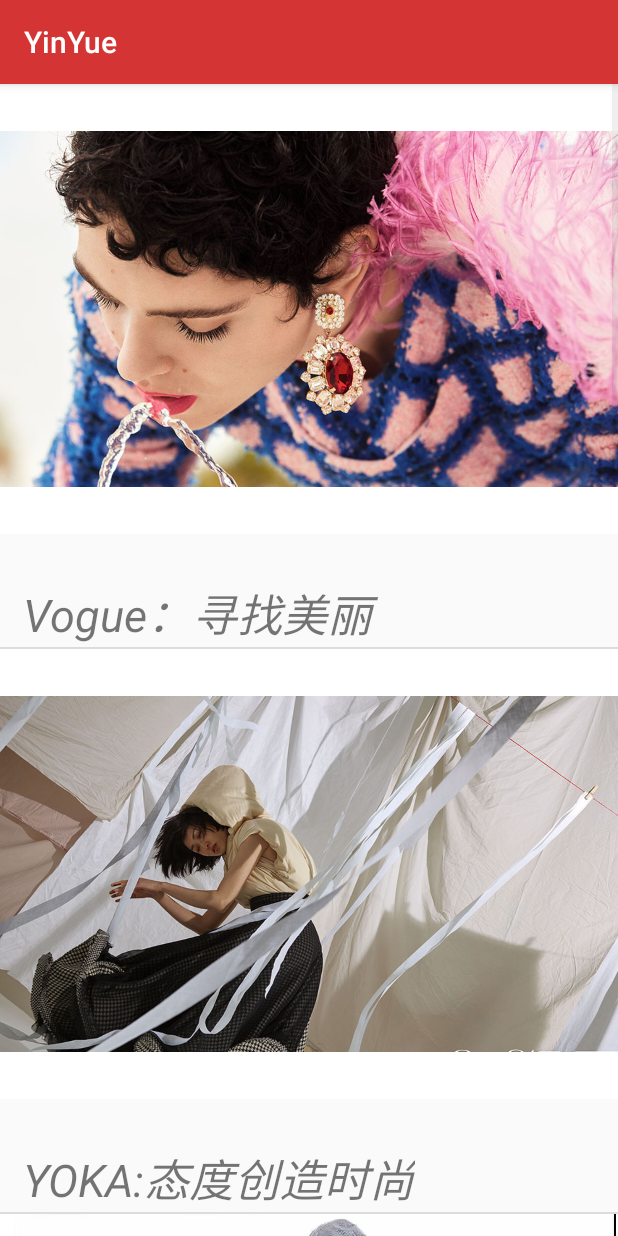
After one commit to zhangtangqm/YinYue, an Android app: the FashionListActivity screen opened directly, with no data from a screen before it, on a phone screen of 412 x 824 dp. The commit adds this screen. Run offline under Robolectric (Android 15) with nearby library versions, the phone set to English and light mode, and no system bars.

Commit message:
阅读界面中时尚部分的listView

```diff
--- a/app/src/main/AndroidManifest.xml
+++ b/app/src/main/AndroidManifest.xml
@@ -25,6 +25,7 @@
         <activity android:name=".activities.AddRecordActivity" />
         <activity android:name=".activities.ShowRecordListActivity" />
         <activity android:name=".activities.ReadActivity" />
+        <activity android:name=".activities.FashionListActivity"></activity>
     </application>
 
 </manifest>
--- /dev/null
+++ b/app/src/main/java/cn/edu/swufe/yinyue/activities/FashionListActivity.java
@@ -0,0 +1,124 @@
+package cn.edu.swufe.yinyue.activities;
+
+import android.content.Intent;
+import android.net.Uri;
+import android.support.v7.app.AppCompatActivity;
+import android.os.Bundle;
+import android.view.View;
+import android.widget.AdapterView;
+import android.widget.ListView;
+import android.widget.SimpleAdapter;
+
+import java.util.ArrayList;
+import java.util.HashMap;
+import java.util.List;
+import java.util.Map;
+
+import cn.edu.swufe.yinyue.R;
+
+public class FashionListActivity extends AppCompatActivity {
+    private ListView mFashionListView;
+    private List<Map<String,Object>> data;//集合
+    private String[] app={"Vogue：寻找美丽  ","YOKA:态度创造时尚","ELLE：世界时尚","cosmopolitan:属于你的时尚","L'OFFICIEL:时尚高八度","TrendsGroup:敢于不完美"};//ListView中Item的每一项
+    @Override
+    protected void onCreate(Bundle savedInstanceState) {
+        super.onCreate(savedInstanceState);
+        setContentView(R.layout.activity_fashion_list);
+
+       mFashionListView= (ListView)findViewById(R.id.fashionListView);
+        data=new ArrayList<>();
+
+
+        SimpleAdapter sim_adapter=new SimpleAdapter(this,getData(),R.layout.fashion_list_item,new String[]{"img","text"},new int[]{R.id.fashion_view,R.id.fashion_text});
+        //把listView与sim_adapter适配器绑定
+        mFashionListView.setAdapter(sim_adapter);
+        //实现listview列表项的点击事件
+        mFashionListView.setOnItemClickListener(new AdapterView.OnItemClickListener() {
+            @Override
+            public void onItemClick(AdapterView<?> adapterView, View view, int i, long l) {
+                switch (i){  //用swith的方法实现item的每一项的点击
+                    case 0:
+                        Uri uri = Uri.parse("http://www.vogue.com.cn/");//url为链接的地址
+                        Intent intent;
+                        intent = new Intent(Intent.ACTION_VIEW,uri);
+                        startActivity(intent);
+                        break;
+
+                    case 1://0代表第一行的点击
+
+                        Uri uri2 = Uri.parse("http://www.yoka.com/");
+                        Intent intent2;
+                        intent2 = new Intent(Intent.ACTION_VIEW,uri2);
+                        startActivity(intent2);
+
+                        break;
+                    case 2:
+
+                        Uri uri3 = Uri.parse("http://mini-s3.ellechina.com/maintenance/");
+                        Intent intent3;
+                        intent3 = new Intent(Intent.ACTION_VIEW,uri3);
+                        startActivity(intent3);
+
+                        break;
+                    case 3:
+
+                        Uri uri4 = Uri.parse("http://www.cosmopolitan.com.cn/");
+                        Intent intent4;
+                        intent4 = new Intent(Intent.ACTION_VIEW,uri4);
+                        startActivity(intent4);
+                        break;
+                    case 4:
+
+                        Uri uri5 = Uri.parse("http://www.lofficiel.cn/");
+                        Intent intent5;
+                        intent5 = new Intent(Intent.ACTION_VIEW,uri5);
+                        startActivity(intent5);
+                        break;
+                    case 5:
+
+                        Uri uri6 = Uri.parse("http://www.trendsgroup.com.cn/");
+                        Intent intent6;
+                        intent6 = new Intent(Intent.ACTION_VIEW,uri6);
+                        startActivity(intent6);
+                        break;
+                }
+            }
+        });
+    }
+    public List<Map<String,Object>> getData() {//第二个参数
+        for (int i=0;i<app.length;i++) {
+            Map<String, Object> map = new HashMap<>();
+            if (i == 0) {
+                map.put("img", R.mipmap.fashion_a);
+                map.put("text", app[i]);
+                data.add(map);
+            }
+            else if(i == 1) {
+                map.put("img", R.mipmap.fashion_c);
+                map.put("text", app[i]);
+                data.add(map);
+            }
+            else if(i == 2) {
+                map.put("img", R.mipmap.fashion_f);
+                map.put("text", app[i]);
+                data.add(map);
+            }
+            else if(i == 3) {
+                map.put("img", R.mipmap.fashion_d);
+                map.put("text", app[i]);
+                data.add(map);
+            }
+            else if(i == 4) {
+                map.put("img", R.mipmap.fashion_e);
+                map.put("text", app[i]);
+                data.add(map);
+            }
+            else {
+                map.put("img", R.mipmap.fashion_f);
+                map.put("text", app[i]);
+                data.add(map);
+            }
+        }
+        return data;
+    }
+}
--- /dev/null
+++ b/app/src/main/res/layout/activity_fashion_list.xml
@@ -0,0 +1,15 @@
+<?xml version="1.0" encoding="utf-8"?>
+<LinearLayout xmlns:android="http://schemas.android.com/apk/res/android"
+    xmlns:app="http://schemas.android.com/apk/res-auto"
+    xmlns:tools="http://schemas.android.com/tools"
+    android:layout_width="match_parent"
+    android:layout_height="match_parent"
+    android:orientation="vertical"
+    tools:context=".activities.FashionListActivity">
+
+    <ListView
+        android:layout_width="wrap_content"
+        android:layout_height="wrap_content"
+        android:id="@+id/fashionListView"
+        ></ListView>
+</LinearLayout>
--- /dev/null
+++ b/app/src/main/res/layout/fashion_list_item.xml
@@ -0,0 +1,24 @@
+<?xml version="1.0" encoding="utf-8"?>
+<LinearLayout
+    xmlns:android="http://schemas.android.com/apk/res/android" android:layout_width="match_parent"
+    android:orientation="vertical"
+    android:layout_height="match_parent">
+
+    <ImageView
+        android:id="@+id/fashion_view"
+        android:layout_width="420dp"
+        android:layout_height="300dp"
+        android:background="#FFFFFF"/>
+    <TextView
+        android:id="@+id/fashion_text"
+        android:layout_width="wrap_content"
+        android:layout_height="wrap_content"
+        android:text="内容"
+        android:fontFamily="sans-serif-thin"
+        android:textStyle="normal|bold|italic"
+        android:textSize="30sp"
+        android:layout_marginLeft="15dp"
+        android:layout_marginTop="30dp"/>
+
+
+</LinearLayout>
```
Also changed, not shown: app/src/main/java/cn/edu/swufe/yinyue/fragments/FashionFragment.java (+20 -0 lines), app/src/main/res/mipmap-mdpi/fashion_a.jpg (added), app/src/main/res/mipmap-mdpi/fashion_c.jpg (added), app/src/main/res/mipmap-mdpi/fashion_d.jpg (added), app/src/main/res/mipmap-mdpi/fashion_e.jpg (added), app/src/main/res/mipmap-mdpi/fashion_f.jpg (added), 1 other file.
